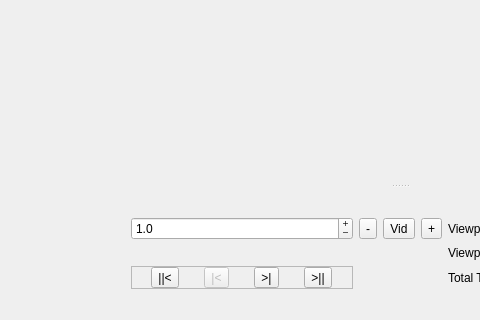
This is GUI/MainWindow/MainWindow.ui in BrendonWatsonLab/PhoPyQtTimelinePlotter as Qt 5 draws it before an edit; both pictures show x 105 to 585 and y 559 to 879 of the 1010 by 879 pixel window. The edited form follows.
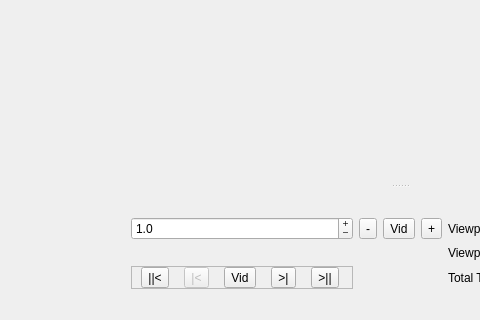
This is the edited form.

Commit message: Added button that jumps to the current video playhead

```diff
--- a/GUI/MainWindow/MainWindow.ui
+++ b/GUI/MainWindow/MainWindow.ui
@@ -234,6 +234,13 @@
             </property>
            </widget>
           </item>
+          <item>
+           <widget class="QToolButton" name="toolButton_activeVideoPlayHead">
+            <property name="text">
+             <string>Vid</string>
+            </property>
+           </widget>
+          </item>
           <item>
            <widget class="QToolButton" name="toolButton_ScrollToNext">
             <property name="toolTip">
```
Left out of the diff: 6 changed lines with no effect on the pictures. The commit also changes 2 other files.
